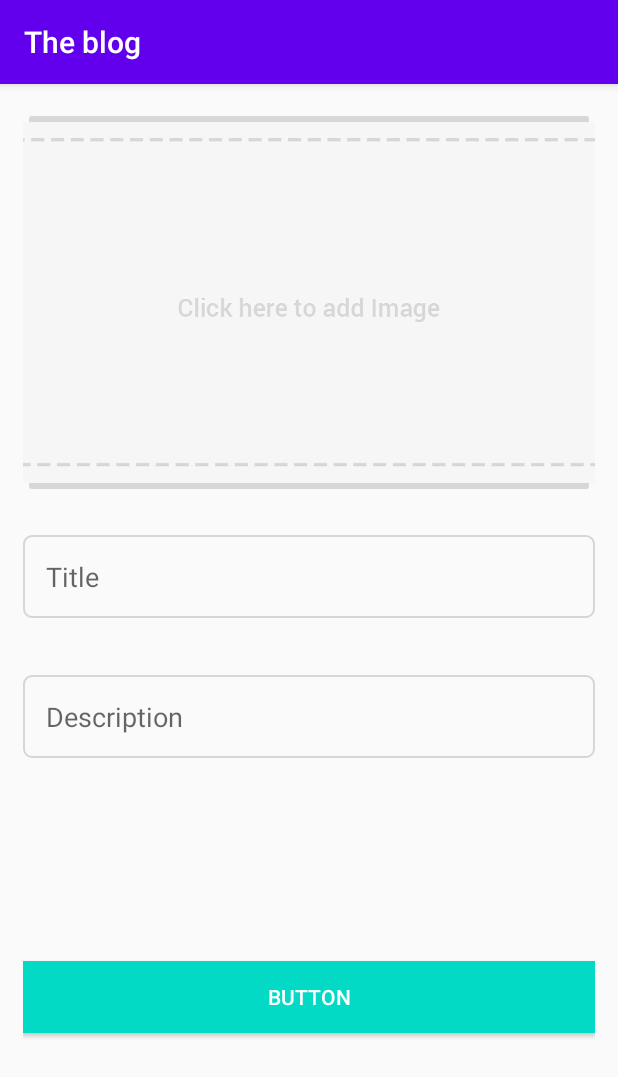
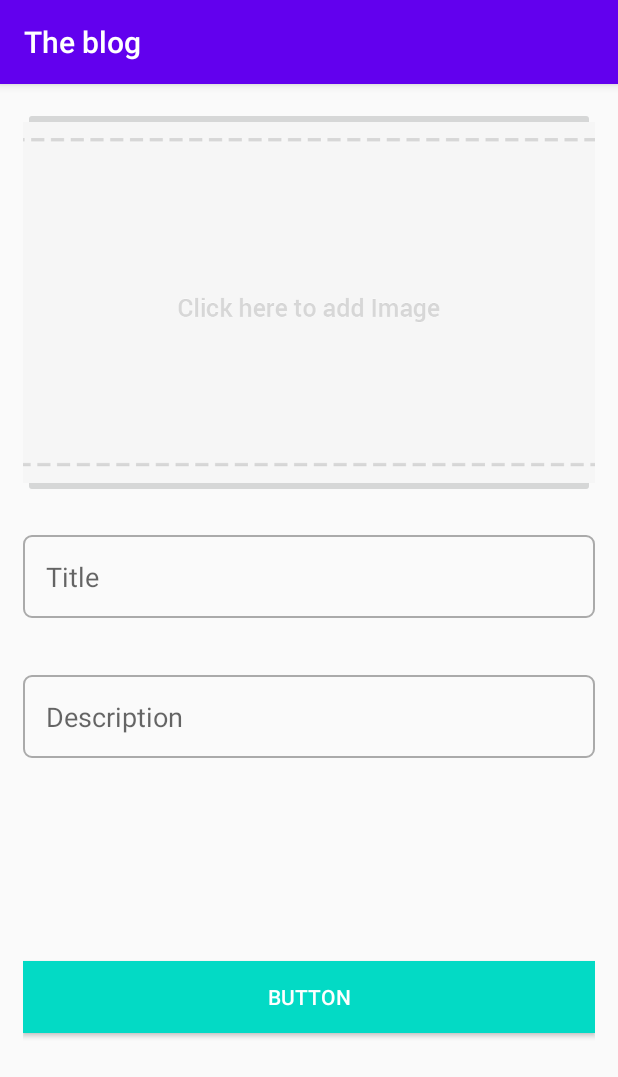
Before and after one commit to Istislav/android-theblog, an Android app: the AddPostActivity screen opened directly, with no data from a screen before it, on a phone screen of 412 x 824 dp. Shown: the top 1077 px of the screen. Run offline under Robolectric (Android 15) with nearby library versions, the phone set to English and light mode, and no system bars.

Commit message:
if user is logged in, show postlist. PostList have main menu.

```diff
--- a/app/src/main/java/ru/istislav/theblog/Activities/MainActivity.java
+++ b/app/src/main/java/ru/istislav/theblog/Activities/MainActivity.java
@@ -50,6 +50,7 @@ public class MainActivity extends AppCompatActivity {
 
                 if (mUser != null) {
                     Toast.makeText(MainActivity.this, "Signed in", Toast.LENGTH_SHORT).show();
+                    startActivity(new Intent(MainActivity.this, PostListActivity.class));
                 } else {
                     Toast.makeText(MainActivity.this, "NOT Signed in", Toast.LENGTH_SHORT).show();
                 }
--- a/app/src/main/res/drawable/input_outline.xml
+++ b/app/src/main/res/drawable/input_outline.xml
@@ -1,6 +1,6 @@
 <?xml version="1.0" encoding="utf-8"?>
 <shape xmlns:android="http://schemas.android.com/apk/res/android">
-    <stroke android:color="@color/grayColor"
+    <stroke android:color="@color/colorGray"
         android:width="1dp" />
     <corners android:radius="5dp" />
 
--- a/app/src/main/res/values/colors.xml
+++ b/app/src/main/res/values/colors.xml
@@ -3,4 +3,5 @@
     <color name="colorPrimary">#6200EE</color>
     <color name="colorPrimaryDark">#3700B3</color>
     <color name="colorAccent">#03DAC5</color>
+    <color name="colorGray">#AAAAAA</color>
 </resources>
```
Also changed, not shown: app/src/main/java/ru/istislav/theblog/Activities/PostListActivity.java (+14 -0 lines).
